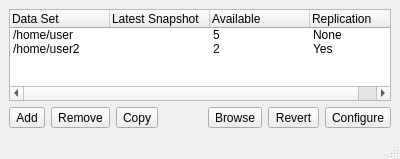
The window that life-preserver/mainUI.ui (pcbsd/pcbsd-projects) describes before a commit, drawn with Qt 5.
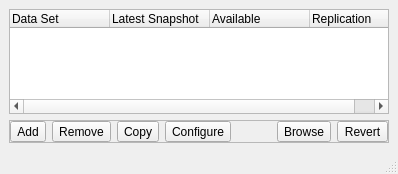
The same window after the commit. Icons and pictures are not drawn.

Commit message: Get the new Life preserver UI working (a bit). The tray portion of it works, and it can start up the new UI, but the UI buttons do not do anything yet

Diff of the .ui file:
```diff
--- a/life-preserver/mainUI.ui
+++ b/life-preserver/mainUI.ui
@@ -6,8 +6,8 @@
    <rect>
     <x>0</x>
     <y>0</y>
-    <width>400</width>
-    <height>159</height>
+    <width>398</width>
+    <height>174</height>
    </rect>
   </property>
   <property name="windowTitle">
@@ -43,38 +43,20 @@
         <string>Replication</string>
        </property>
       </column>
-      <item>
-       <property name="text">
-        <string>/home/user</string>
-       </property>
-       <property name="text">
-        <string/>
-       </property>
-       <property name="text">
-        <string>5</string>
-       </property>
-       <property name="text">
-        <string>None</string>
-       </property>
-      </item>
-      <item>
-       <property name="text">
-        <string>/home/user2</string>
-       </property>
-       <property name="text">
-        <string/>
-       </property>
-       <property name="text">
-        <string>2</string>
-       </property>
-       <property name="text">
-        <string>Yes</string>
-       </property>
-      </item>
      </widget>
     </item>
     <item>
-     <layout class="QHBoxLayout" name="horizontalLayout">
+     <widget class="QFrame" name="frame">
+      <property name="frameShape">
+       <enum>QFrame::StyledPanel</enum>
+      </property>
+      <property name="frameShadow">
+       <enum>QFrame::Raised</enum>
+      </property>
+      <layout class="QHBoxLayout" name="horizontalLayout_2">
+       <property name="margin">
+        <number>0</number>
+       </property>
       <item>
        <widget class="QToolButton" name="tool_add">
         <property name="statusTip">
@@ -83,6 +65,13 @@
         <property name="text">
          <string>Add</string>
         </property>
+         <property name="icon">
+          <iconset resource="lPreserve.qrc">
+           <normaloff>:/images/list-add.png</normaloff>:/images/list-add.png</iconset>
+         </property>
+         <property name="popupMode">
+          <enum>QToolButton::InstantPopup</enum>
+         </property>
        </widget>
       </item>
       <item>
@@ -90,13 +79,47 @@
         <property name="text">
          <string>Remove</string>
         </property>
+         <property name="icon">
+          <iconset resource="lPreserve.qrc">
+           <normaloff>:/images/list-remove.png</normaloff>:/images/list-remove.png</iconset>
+         </property>
+         <property name="popupMode">
+          <enum>QToolButton::InstantPopup</enum>
+         </property>
        </widget>
       </item>
       <item>
-       <widget class="QToolButton" name="toolButton">
+        <widget class="QToolButton" name="tool_copy">
+         <property name="statusTip">
+          <string>New dataset with settings from the currently selected dataset</string>
+         </property>
         <property name="text">
          <string>Copy</string>
         </property>
+         <property name="icon">
+          <iconset resource="lPreserve.qrc">
+           <normaloff>:/images/copy.png</normaloff>:/images/copy.png</iconset>
+         </property>
+         <property name="popupMode">
+          <enum>QToolButton::InstantPopup</enum>
+         </property>
+        </widget>
+       </item>
+       <item>
+        <widget class="QToolButton" name="tool_config">
+         <property name="statusTip">
+          <string>Customize the backup configuration for the selected dataset</string>
+         </property>
+         <property name="text">
+          <string>Configure</string>
+         </property>
+         <property name="icon">
+          <iconset resource="lPreserve.qrc">
+           <normaloff>:/images/configure.png</normaloff>:/images/configure.png</iconset>
+         </property>
+         <property name="popupMode">
+          <enum>QToolButton::InstantPopup</enum>
+         </property>
        </widget>
       </item>
       <item>
@@ -117,6 +140,13 @@
         <property name="text">
          <string>Browse</string>
         </property>
+         <property name="icon">
+          <iconset resource="lPreserve.qrc">
+           <normaloff>:/images/folder.png</normaloff>:/images/folder.png</iconset>
+         </property>
+         <property name="popupMode">
+          <enum>QToolButton::InstantPopup</enum>
+         </property>
        </widget>
       </item>
       <item>
@@ -124,16 +154,17 @@
         <property name="text">
          <string>Revert</string>
         </property>
-       </widget>
-      </item>
-      <item>
-       <widget class="QToolButton" name="tool_config">
-        <property name="text">
-         <string>Configure</string>
+         <property name="icon">
+          <iconset resource="lPreserve.qrc">
+           <normaloff>:/images/lifepreserver.png</normaloff>:/images/lifepreserver.png</iconset>
+         </property>
+         <property name="popupMode">
+          <enum>QToolButton::InstantPopup</enum>
         </property>
        </widget>
       </item>
      </layout>
+     </widget>
     </item>
    </layout>
   </widget>
```
Left out of the diff: 25 changed lines with no effect on the pictures. Lines whose indentation alone changed are shown as unchanged. The commit also changes 107 other files.
